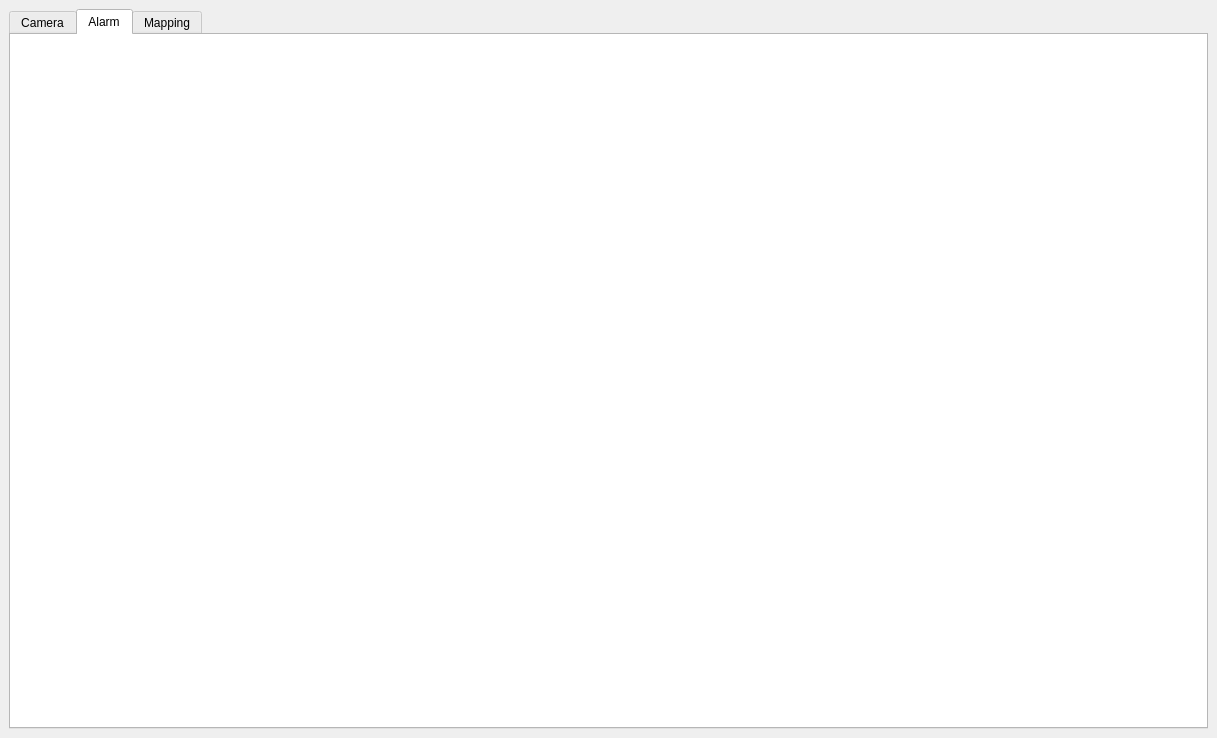
Before: the Qt Designer form SurveillanceCameraGUI.ui in redcartel243/SurveillanceCamera, drawn with Qt 5.
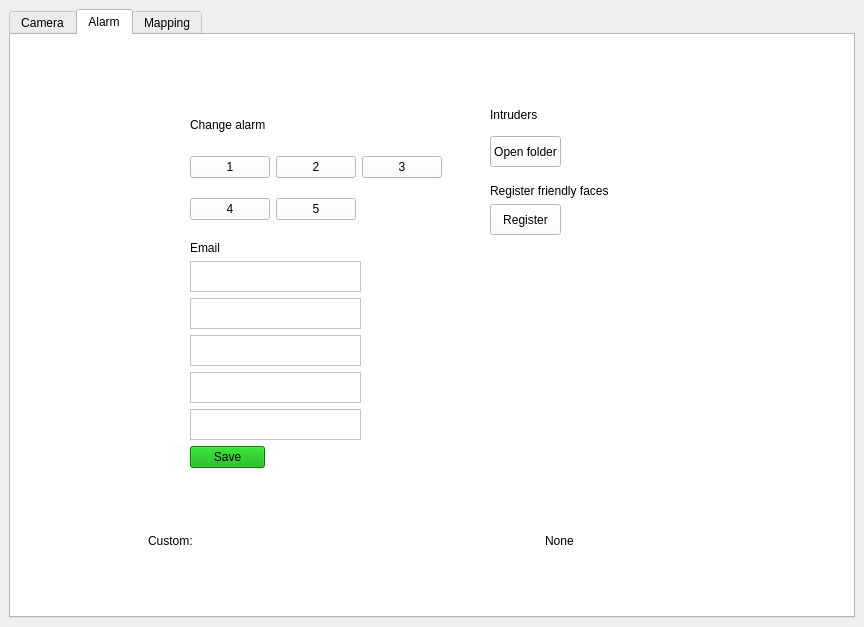
After: the same form once the commit is applied. The open tabs and pages were chosen to show the change. Icons and pictures are not drawn.

```diff
--- a/SurveillanceCameraGUI.ui
+++ b/SurveillanceCameraGUI.ui
@@ -6,9 +6,21 @@
    <rect>
     <x>0</x>
     <y>0</y>
+    <width>864</width>
+    <height>627</height>
+   </rect>
+  </property>
+  <property name="minimumSize">
+   <size>
+    <width>400</width>
+    <height>400</height>
+   </size>
+  </property>
+  <property name="maximumSize">
+   <size>
     <width>1217</width>
     <height>738</height>
-   </rect>
+   </size>
   </property>
   <property name="windowTitle">
    <string>UI_MainWindow</string>
@@ -17,6 +29,18 @@
    <layout class="QVBoxLayout" name="verticalLayout">
     <item>
      <widget class="QTabWidget" name="tabWidget">
+      <property name="minimumSize">
+       <size>
+        <width>382</width>
+        <height>415</height>
+       </size>
+      </property>
+      <property name="maximumSize">
+       <size>
+        <width>1054</width>
+        <height>643</height>
+       </size>
+      </property>
       <property name="palette">
        <palette>
         <active>
@@ -122,9 +146,9 @@
          <colorrole role="AlternateBase">
           <brush brushstyle="SolidPattern">
            <color alpha="255">
-            <red>0</red>
-            <green>0</green>
-            <blue>0</blue>
+            <red>255</red>
+            <green>255</green>
+            <blue>255</blue>
            </color>
           </brush>
          </colorrole>
@@ -250,9 +274,9 @@
          <colorrole role="AlternateBase">
           <brush brushstyle="SolidPattern">
            <color alpha="255">
-            <red>0</red>
-            <green>0</green>
-            <blue>0</blue>
+            <red>255</red>
+            <green>255</green>
+            <blue>255</blue>
            </color>
           </brush>
          </colorrole>
@@ -378,9 +402,9 @@
          <colorrole role="AlternateBase">
           <brush brushstyle="SolidPattern">
            <color alpha="255">
-            <red>0</red>
-            <green>0</green>
-            <blue>0</blue>
+            <red>255</red>
+            <green>255</green>
+            <blue>255</blue>
            </color>
           </brush>
          </colorrole>
@@ -2154,6 +2178,991 @@
        <attribute name="title">
         <string>Alarm</string>
        </attribute>
+       <layout class="QGridLayout" name="gridLayout_5">
+        <item row="1" column="0" colspan="2">
+         <layout class="QGridLayout" name="gridLayout_3">
+          <item row="0" column="0">
+           <layout class="QGridLayout" name="gridLayout_2">
+            <item row="1" column="0">
+             <widget class="QPushButton" name="pushButton">
+              <property name="sizePolicy">
+               <sizepolicy hsizetype="Fixed" vsizetype="Fixed">
+                <horstretch>0</horstretch>
+                <verstretch>0</verstretch>
+               </sizepolicy>
+              </property>
+              <property name="palette">
+               <palette>
+                <active>
+                 <colorrole role="Midlight">
+                  <brush brushstyle="SolidPattern">
+                   <color alpha="255">
+                    <red>255</red>
+                    <green>255</green>
+                    <blue>255</blue>
+                   </color>
+                  </brush>
+                 </colorrole>
+                </active>
+                <inactive>
+                 <colorrole role="Midlight">
+                  <brush brushstyle="SolidPattern">
+                   <color alpha="255">
+                    <red>255</red>
+                    <green>255</green>
+                    <blue>255</blue>
+                   </color>
+                  </brush>
+                 </colorrole>
+                </inactive>
+                <disabled>
+                 <colorrole role="Midlight">
+                  <brush brushstyle="SolidPattern">
+                   <color alpha="255">
+                    <red>255</red>
+                    <green>255</green>
+                    <blue>255</blue>
+                   </color>
+                  </brush>
+                 </colorrole>
+                </disabled>
+               </palette>
+              </property>
+              <property name="text">
+               <string>1</string>
+              </property>
+             </widget>
+            </item>
+            <item row="1" column="1">
+             <widget class="QPushButton" name="pushButton_2">
+              <property name="sizePolicy">
+               <sizepolicy hsizetype="Fixed" vsizetype="Fixed">
+                <horstretch>0</horstretch>
+                <verstretch>0</verstretch>
+               </sizepolicy>
+              </property>
+              <property name="palette">
+               <palette>
+                <active>
+                 <colorrole role="Midlight">
+                  <brush brushstyle="SolidPattern">
+                   <color alpha="255">
+                    <red>255</red>
+                    <green>255</green>
+                    <blue>255</blue>
+                   </color>
+                  </brush>
+                 </colorrole>
+                </active>
+                <inactive>
+                 <colorrole role="Midlight">
+                  <brush brushstyle="SolidPattern">
+                   <color alpha="255">
+                    <red>255</red>
+                    <green>255</green>
+                    <blue>255</blue>
+                   </color>
+                  </brush>
+                 </colorrole>
+                </inactive>
+                <disabled>
+                 <colorrole role="Midlight">
+                  <brush brushstyle="SolidPattern">
+                   <color alpha="255">
+                    <red>255</red>
+                    <green>255</green>
+                    <blue>255</blue>
+                   </color>
+                  </brush>
+                 </colorrole>
+                </disabled>
+               </palette>
+              </property>
+              <property name="text">
+               <string>2</string>
+              </property>
+             </widget>
+            </item>
+            <item row="2" column="0">
+             <widget class="QPushButton" name="pushButton_4">
+              <property name="sizePolicy">
+               <sizepolicy hsizetype="Fixed" vsizetype="Fixed">
+                <horstretch>0</horstretch>
+                <verstretch>0</verstretch>
+               </sizepolicy>
+              </property>
+              <property name="palette">
+               <palette>
+                <active>
+                 <colorrole role="Midlight">
+                  <brush brushstyle="SolidPattern">
+                   <color alpha="255">
+                    <red>255</red>
+                    <green>255</green>
+                    <blue>255</blue>
+                   </color>
+                  </brush>
+                 </colorrole>
+                </active>
+                <inactive>
+                 <colorrole role="Midlight">
+                  <brush brushstyle="SolidPattern">
+                   <color alpha="255">
+                    <red>255</red>
+                    <green>255</green>
+                    <blue>255</blue>
+                   </color>
+                  </brush>
+                 </colorrole>
+                </inactive>
+                <disabled>
+                 <colorrole role="Midlight">
+                  <brush brushstyle="SolidPattern">
+                   <color alpha="255">
+                    <red>255</red>
+                    <green>255</green>
+                    <blue>255</blue>
+                   </color>
+                  </brush>
+                 </colorrole>
+                </disabled>
+               </palette>
+              </property>
+              <property name="text">
+               <string>4</string>
+              </property>
+             </widget>
+            </item>
+            <item row="2" column="1">
+             <widget class="QPushButton" name="pushButton_5">
+              <property name="palette">
+               <palette>
+                <active>
+                 <colorrole role="Midlight">
+                  <brush brushstyle="SolidPattern">
+                   <color alpha="255">
+                    <red>255</red>
+                    <green>255</green>
+                    <blue>255</blue>
+                   </color>
+                  </brush>
+                 </colorrole>
+                </active>
+                <inactive>
+                 <colorrole role="Midlight">
+                  <brush brushstyle="SolidPattern">
+                   <color alpha="255">
+                    <red>255</red>
+                    <green>255</green>
+                    <blue>255</blue>
+                   </color>
+                  </brush>
+                 </colorrole>
+                </inactive>
+                <disabled>
+                 <colorrole role="Midlight">
+                  <brush brushstyle="SolidPattern">
+                   <color alpha="255">
+                    <red>255</red>
+                    <green>255</green>
+                    <blue>255</blue>
+                   </color>
+                  </brush>
+                 </colorrole>
+                </disabled>
+               </palette>
+              </property>
+              <property name="text">
+               <string>5</string>
+              </property>
+             </widget>
+            </item>
+            <item row="1" column="2">
+             <widget class="QPushButton" name="pushButton_3">
+              <property name="sizePolicy">
+               <sizepolicy hsizetype="Fixed" vsizetype="Fixed">
+                <horstretch>0</horstretch>
+                <verstretch>0</verstretch>
+               </sizepolicy>
+              </property>
+              <property name="palette">
+               <palette>
+                <active>
+                 <colorrole role="Midlight">
+                  <brush brushstyle="SolidPattern">
+                   <color alpha="255">
+                    <red>255</red>
+                    <green>255</green>
+                    <blue>255</blue>
+                   </color>
+                  </brush>
+                 </colorrole>
+                </active>
+                <inactive>
+                 <colorrole role="Midlight">
+                  <brush brushstyle="SolidPattern">
+                   <color alpha="255">
+                    <red>255</red>
+                    <green>255</green>
+                    <blue>255</blue>
+                   </color>
+                  </brush>
+                 </colorrole>
+                </inactive>
+                <disabled>
+                 <colorrole role="Midlight">
+                  <brush brushstyle="SolidPattern">
+                   <color alpha="255">
+                    <red>255</red>
+                    <green>255</green>
+                    <blue>255</blue>
+                   </color>
+                  </brush>
+                 </colorrole>
+                </disabled>
+               </palette>
+              </property>
+              <property name="text">
+               <string>3</string>
+              </property>
+             </widget>
+            </item>
+            <item row="2" column="2">
+             <widget class="QPushButton" name="add_camera_button_2">
+              <property name="text">
+               <string/>
+              </property>
+              <property name="icon">
+               <iconset>
+                <normaloff>vector-add-icon.jpg</normaloff>vector-add-icon.jpg</iconset>
+              </property>
+              <property name="iconSize">
+               <size>
+                <width>35</width>
+                <height>35</height>
+               </size>
+              </property>
+              <property name="flat">
+               <bool>true</bool>
+              </property>
+             </widget>
+            </item>
+            <item row="0" column="0">
+             <widget class="QLabel" name="label_2">
+              <property name="minimumSize">
+               <size>
+                <width>75</width>
+                <height>23</height>
+               </size>
+              </property>
+              <property name="maximumSize">
+               <size>
+                <width>75</width>
+                <height>23</height>
+               </size>
+              </property>
+              <property name="text">
+               <string>Change alarm</string>
+              </property>
+             </widget>
+            </item>
+           </layout>
+          </item>
+          <item row="0" column="1">
+           <layout class="QVBoxLayout" name="verticalLayout_4">
+            <item>
+             <widget class="QLabel" name="label_6">
+              <property name="minimumSize">
+               <size>
+                <width>71</width>
+                <height>31</height>
+               </size>
+              </property>
+              <property name="maximumSize">
+               <size>
+                <width>71</width>
+                <height>31</height>
+               </size>
+              </property>
+              <property name="text">
+               <string>Intruders</string>
+              </property>
+             </widget>
+            </item>
+            <item>
+             <widget class="QPushButton" name="pushButton_7">
+              <property name="minimumSize">
+               <size>
+                <width>71</width>
+                <height>31</height>
+               </size>
+              </property>
+              <property name="maximumSize">
+               <size>
+                <width>71</width>
+                <height>31</height>
+               </size>
+              </property>
+              <property name="text">
+               <string>Open folder</string>
+              </property>
+             </widget>
+            </item>
+            <item>
+             <widget class="QLabel" name="label_8">
+              <property name="minimumSize">
+               <size>
+                <width>180</width>
+                <height>25</height>
+               </size>
+              </property>
+              <property name="maximumSize">
+               <size>
+                <width>180</width>
+                <height>14</height>
+               </size>
+              </property>
+              <property name="text">
+               <string>Register friendly faces</string>
+              </property>
+             </widget>
+            </item>
+            <item>
+             <widget class="QPushButton" name="pushButton_8">
+              <property name="minimumSize">
+               <size>
+                <width>71</width>
+                <height>31</height>
+               </size>
+              </property>
+              <property name="maximumSize">
+               <size>
+                <width>71</width>
+                <height>31</height>
+               </size>
+              </property>
+              <property name="text">
+               <string>Register</string>
+              </property>
+             </widget>
+            </item>
+           </layout>
+          </item>
+          <item row="1" column="0">
+           <layout class="QVBoxLayout" name="verticalLayout_2">
+            <item>
+             <widget class="QLabel" name="label_7">
+              <property name="maximumSize">
+               <size>
+                <width>71</width>
+                <height>31</height>
+               </size>
+              </property>
+              <property name="text">
+               <string>Email</string>
+              </property>
+             </widget>
+            </item>
+            <item>
+             <widget class="QTextEdit" name="textEdit">
+              <property name="sizePolicy">
+               <sizepolicy hsizetype="Minimum" vsizetype="Minimum">
+                <horstretch>0</horstretch>
+                <verstretch>0</verstretch>
+               </sizepolicy>
+              </property>
+              <property name="minimumSize">
+               <size>
+                <width>171</width>
+                <height>31</height>
+               </size>
+              </property>
+              <property name="maximumSize">
+               <size>
+                <width>171</width>
+                <height>31</height>
+               </size>
+              </property>
+              <property name="font">
+               <font>
+                <stylestrategy>PreferAntialias</stylestrategy>
+               </font>
+              </property>
+              <property name="inputMethodHints">
+               <set>Qt::ImhEmailCharactersOnly</set>
+              </property>
+             </widget>
+            </item>
+            <item>
+             <widget class="QTextEdit" name="textEdit_2">
+              <property name="maximumSize">
+               <size>
+                <width>171</width>
+                <height>31</height>
+               </size>
+              </property>
+              <property name="font">
+               <font>
+                <stylestrategy>PreferAntialias</stylestrategy>
+               </font>
+              </property>
+              <property name="inputMethodHints">
+               <set>Qt::ImhEmailCharactersOnly</set>
+              </property>
+             </widget>
+            </item>
+            <item>
+             <widget class="QTextEdit" name="textEdit_3">
+              <property name="maximumSize">
+               <size>
+                <width>171</width>
+                <height>31</height>
+               </size>
+              </property>
+              <property name="font">
+               <font>
+                <stylestrategy>PreferAntialias</stylestrategy>
+               </font>
+              </property>
+              <property name="inputMethodHints">
+               <set>Qt::ImhEmailCharactersOnly</set>
+              </property>
+             </widget>
+            </item>
+            <item>
+             <widget class="QTextEdit" name="textEdit_4">
+              <property name="maximumSize">
+               <size>
+                <width>171</width>
+                <height>31</height>
+               </size>
+              </property>
+              <property name="font">
+               <font>
+                <stylestrategy>PreferAntialias</stylestrategy>
+               </font>
+              </property>
+              <property name="inputMethodHints">
+               <set>Qt::ImhEmailCharactersOnly</set>
+              </property>
+             </widget>
+            </item>
+            <item>
+             <widget class="QTextEdit" name="textEdit_5">
+              <property name="maximumSize">
+               <size>
+                <width>171</width>
+                <height>31</height>
+               </size>
+              </property>
+              <property name="font">
+               <font>
+                <stylestrategy>PreferAntialias</stylestrategy>
+               </font>
+              </property>
+              <property name="inputMethodHints">
+               <set>Qt::ImhEmailCharactersOnly</set>
+              </property>
+             </widget>
+            </item>
+            <item>
+             <widget class="QPushButton" name="pushButton_6">
+              <property name="maximumSize">
+               <size>
+                <width>75</width>
+                <height>23</height>
+               </size>
+              </property>
+              <property name="palette">
+               <palette>
+                <active>
+                 <colorrole role="WindowText">
+                  <brush brushstyle="SolidPattern">
+                   <color alpha="255">
+                    <red>0</red>
+                    <green>0</green>
+                    <blue>0</blue>
+                   </color>
+                  </brush>
+                 </colorrole>
+                 <colorrole role="Button">
+                  <brush brushstyle="SolidPattern">
+                   <color alpha="255">
+                    <red>0</red>
+                    <green>170</green>
+                    <blue>0</blue>
+                   </color>
+                  </brush>
+                 </colorrole>
+                 <colorrole role="Light">
+                  <brush brushstyle="SolidPattern">
+                   <color alpha="255">
+                    <red>255</red>
+                    <green>255</green>
+                    <blue>255</blue>
+                   </color>
+                  </brush>
+                 </colorrole>
+                 <colorrole role="Midlight">
+                  <brush brushstyle="SolidPattern">
+                   <color alpha="255">
+                    <red>255</red>
+                    <green>255</green>
+                    <blue>255</blue>
+                   </color>
+                  </brush>
+                 </colorrole>
+                 <colorrole role="Dark">
+                  <brush brushstyle="SolidPattern">
+                   <color alpha="255">
+                    <red>127</red>
+                    <green>127</green>
+                    <blue>127</blue>
+                   </color>
+                  </brush>
+                 </colorrole>
+                 <colorrole role="Mid">
+                  <brush brushstyle="SolidPattern">
+                   <color alpha="255">
+                    <red>170</red>
+                    <green>170</green>
+                    <blue>170</blue>
+                   </color>
+                  </brush>
+                 </colorrole>
+                 <colorrole role="Text">
+                  <brush brushstyle="SolidPattern">
+                   <color alpha="255">
+                    <red>0</red>
+                    <green>0</green>
+                    <blue>0</blue>
+                   </color>
+                  </brush>
+                 </colorrole>
+                 <colorrole role="BrightText">
+                  <brush brushstyle="SolidPattern">
+                   <color alpha="255">
+                    <red>255</red>
+                    <green>255</green>
+                    <blue>255</blue>
+                   </color>
+                  </brush>
+                 </colorrole>
+                 <colorrole role="ButtonText">
+                  <brush brushstyle="SolidPattern">
+                   <color alpha="255">
+                    <red>0</red>
+                    <green>0</green>
+                    <blue>0</blue>
+                   </color>
+                  </brush>
+                 </colorrole>
+                 <colorrole role="Base">
+                  <brush brushstyle="SolidPattern">
+                   <color alpha="255">
+                    <red>0</red>
+                    <green>170</green>
+                    <blue>0</blue>
+                   </color>
+                  </brush>
+                 </colorrole>
+                 <colorrole role="Window">
+                  <brush brushstyle="SolidPattern">
+                   <color alpha="255">
+                    <red>0</red>
+                    <green>170</green>
+                    <blue>0</blue>
+                   </color>
+                  </brush>
+                 </colorrole>
+                 <colorrole role="Shadow">
+                  <brush brushstyle="SolidPattern">
+                   <color alpha="255">
+                    <red>0</red>
+                    <green>0</green>
+                    <blue>0</blue>
+                   </color>
+                  </brush>
+                 </colorrole>
+                 <colorrole role="AlternateBase">
+                  <brush brushstyle="SolidPattern">
+                   <color alpha="255">
+                    <red>255</red>
+                    <green>255</green>
+                    <blue>255</blue>
+                   </color>
+                  </brush>
+                 </colorrole>
+                 <colorrole role="ToolTipBase">
+                  <brush brushstyle="SolidPattern">
+                   <color alpha="255">
+                    <red>255</red>
+                    <green>255</green>
+                    <blue>220</blue>
+                   </color>
+                  </brush>
+                 </colorrole>
+                 <colorrole role="ToolTipText">
+                  <brush brushstyle="SolidPattern">
+                   <color alpha="255">
+                    <red>0</red>
+                    <green>0</green>
+                    <blue>0</blue>
+                   </color>
+                  </brush>
+                 </colorrole>
+                 <colorrole role="PlaceholderText">
+                  <brush brushstyle="SolidPattern">
+                   <color alpha="128">
+                    <red>0</red>
+                    <green>0</green>
+                    <blue>0</blue>
+                   </color>
+                  </brush>
+                 </colorrole>
+                </active>
+                <inactive>
+                 <colorrole role="WindowText">
+                  <brush brushstyle="SolidPattern">
+                   <color alpha="255">
+                    <red>0</red>
+                    <green>0</green>
+                    <blue>0</blue>
+                   </color>
+                  </brush>
+                 </colorrole>
+                 <colorrole role="Button">
+                  <brush brushstyle="SolidPattern">
+                   <color alpha="255">
+                    <red>0</red>
+                    <green>170</green>
+                    <blue>0</blue>
+                   </color>
+                  </brush>
+                 </colorrole>
+                 <colorrole role="Light">
+                  <brush brushstyle="SolidPattern">
+                   <color alpha="255">
+                    <red>255</red>
+                    <green>255</green>
+                    <blue>255</blue>
+                   </color>
+                  </brush>
+                 </colorrole>
+                 <colorrole role="Midlight">
+                  <brush brushstyle="SolidPattern">
+                   <color alpha="255">
+                    <red>255</red>
+                    <green>255</green>
+                    <blue>255</blue>
+                   </color>
+                  </brush>
+                 </colorrole>
+                 <colorrole role="Dark">
+                  <brush brushstyle="SolidPattern">
+                   <color alpha="255">
+                    <red>127</red>
+                    <green>127</green>
+                    <blue>127</blue>
+                   </color>
+                  </brush>
+                 </colorrole>
+                 <colorrole role="Mid">
+                  <brush brushstyle="SolidPattern">
+                   <color alpha="255">
+                    <red>170</red>
+                    <green>170</green>
+                    <blue>170</blue>
+                   </color>
+                  </brush>
+                 </colorrole>
+                 <colorrole role="Text">
+                  <brush brushstyle="SolidPattern">
+                   <color alpha="255">
+                    <red>0</red>
+                    <green>0</green>
+                    <blue>0</blue>
+                   </color>
+                  </brush>
+                 </colorrole>
+                 <colorrole role="BrightText">
+                  <brush brushstyle="SolidPattern">
+                   <color alpha="255">
+                    <red>255</red>
+                    <green>255</green>
+                    <blue>255</blue>
+                   </color>
+                  </brush>
+                 </colorrole>
+                 <colorrole role="ButtonText">
+                  <brush brushstyle="SolidPattern">
+                   <color alpha="255">
+                    <red>0</red>
+                    <green>0</green>
+                    <blue>0</blue>
+                   </color>
+                  </brush>
+                 </colorrole>
+                 <colorrole role="Base">
+                  <brush brushstyle="SolidPattern">
+                   <color alpha="255">
+                    <red>0</red>
+                    <green>170</green>
+                    <blue>0</blue>
+                   </color>
+                  </brush>
+                 </colorrole>
+                 <colorrole role="Window">
+                  <brush brushstyle="SolidPattern">
+                   <color alpha="255">
+                    <red>0</red>
+                    <green>170</green>
+                    <blue>0</blue>
+                   </color>
+                  </brush>
+                 </colorrole>
+                 <colorrole role="Shadow">
+                  <brush brushstyle="SolidPattern">
+                   <color alpha="255">
+                    <red>0</red>
+                    <green>0</green>
+                    <blue>0</blue>
+                   </color>
+                  </brush>
+                 </colorrole>
+                 <colorrole role="AlternateBase">
+                  <brush brushstyle="SolidPattern">
+                   <color alpha="255">
+                    <red>255</red>
+                    <green>255</green>
+                    <blue>255</blue>
+                   </color>
+                  </brush>
+                 </colorrole>
+                 <colorrole role="ToolTipBase">
+                  <brush brushstyle="SolidPattern">
+                   <color alpha="255">
+                    <red>255</red>
+                    <green>255</green>
+                    <blue>220</blue>
+                   </color>
+                  </brush>
+                 </colorrole>
+                 <colorrole role="ToolTipText">
+                  <brush brushstyle="SolidPattern">
+                   <color alpha="255">
+                    <red>0</red>
+                    <green>0</green>
+                    <blue>0</blue>
+                   </color>
+                  </brush>
+                 </colorrole>
+                 <colorrole role="PlaceholderText">
+                  <brush brushstyle="SolidPattern">
+                   <color alpha="128">
+                    <red>0</red>
+                    <green>0</green>
+                    <blue>0</blue>
+                   </color>
+                  </brush>
+                 </colorrole>
+                </inactive>
+                <disabled>
+                 <colorrole role="WindowText">
+                  <brush brushstyle="SolidPattern">
+                   <color alpha="255">
+                    <red>127</red>
+                    <green>127</green>
+                    <blue>127</blue>
+                   </color>
+                  </brush>
+                 </colorrole>
+                 <colorrole role="Button">
+                  <brush brushstyle="SolidPattern">
+                   <color alpha="255">
+                    <red>0</red>
+                    <green>170</green>
+                    <blue>0</blue>
+                   </color>
+                  </brush>
+                 </colorrole>
+                 <colorrole role="Light">
+                  <brush brushstyle="SolidPattern">
+                   <color alpha="255">
+                    <red>255</red>
+                    <green>255</green>
+                    <blue>255</blue>
+                   </color>
+                  </brush>
+                 </colorrole>
+                 <colorrole role="Midlight">
+                  <brush brushstyle="SolidPattern">
+                   <color alpha="255">
+                    <red>255</red>
+                    <green>255</green>
+                    <blue>255</blue>
+                   </color>
+                  </brush>
+                 </colorrole>
+                 <colorrole role="Dark">
+                  <brush brushstyle="SolidPattern">
+                   <color alpha="255">
+                    <red>127</red>
+                    <green>127</green>
+                    <blue>127</blue>
+                   </color>
+                  </brush>
+                 </colorrole>
+                 <colorrole role="Mid">
+                  <brush brushstyle="SolidPattern">
+                   <color alpha="255">
+                    <red>170</red>
+                    <green>170</green>
+                    <blue>170</blue>
+                   </color>
+                  </brush>
+                 </colorrole>
+                 <colorrole role="Text">
+                  <brush brushstyle="SolidPattern">
+                   <color alpha="255">
+                    <red>127</red>
+                    <green>127</green>
+                    <blue>127</blue>
+                   </color>
+                  </brush>
+                 </colorrole>
+                 <colorrole role="BrightText">
+                  <brush brushstyle="SolidPattern">
+                   <color alpha="255">
+                    <red>255</red>
+                    <green>255</green>
+                    <blue>255</blue>
+                   </color>
+                  </brush>
+                 </colorrole>
+                 <colorrole role="ButtonText">
+                  <brush brushstyle="SolidPattern">
+                   <color alpha="255">
+                    <red>127</red>
+                    <green>127</green>
+                    <blue>127</blue>
+                   </color>
+                  </brush>
+                 </colorrole>
+                 <colorrole role="Base">
+                  <brush brushstyle="SolidPattern">
+                   <color alpha="255">
+                    <red>0</red>
+                    <green>170</green>
+                    <blue>0</blue>
+                   </color>
+                  </brush>
+                 </colorrole>
+                 <colorrole role="Window">
+                  <brush brushstyle="SolidPattern">
+                   <color alpha="255">
+                    <red>0</red>
+                    <green>170</green>
+                    <blue>0</blue>
+                   </color>
+                  </brush>
+                 </colorrole>
+                 <colorrole role="Shadow">
+                  <brush brushstyle="SolidPattern">
+                   <color alpha="255">
+                    <red>0</red>
+                    <green>0</green>
+                    <blue>0</blue>
+                   </color>
+                  </brush>
+                 </colorrole>
+                 <colorrole role="AlternateBase">
+                  <brush brushstyle="SolidPattern">
+                   <color alpha="255">
+                    <red>255</red>
+                    <green>255</green>
+                    <blue>255</blue>
+                   </color>
+                  </brush>
+                 </colorrole>
+                 <colorrole role="ToolTipBase">
+                  <brush brushstyle="SolidPattern">
+                   <color alpha="255">
+                    <red>255</red>
+                    <green>255</green>
+                    <blue>220</blue>
+                   </color>
+                  </brush>
+                 </colorrole>
+                 <colorrole role="ToolTipText">
+                  <brush brushstyle="SolidPattern">
+                   <color alpha="255">
+                    <red>0</red>
+                    <green>0</green>
+                    <blue>0</blue>
+                   </color>
+                  </brush>
+                 </colorrole>
+                 <colorrole role="PlaceholderText">
+                  <brush brushstyle="SolidPattern">
+                   <color alpha="128">
+                    <red>0</red>
+                    <green>0</green>
+                    <blue>0</blue>
+                   </color>
+                  </brush>
+                 </colorrole>
+                </disabled>
+               </palette>
+              </property>
+              <property name="autoFillBackground">
+               <bool>false</bool>
+              </property>
+              <property name="styleSheet">
+               <string notr="true">background-color:rgb(0, 170, 0)</string>
+              </property>
+              <property name="text">
+               <string>Save</string>
+              </property>
+              <property name="autoDefault">
+               <bool>false</bool>
+              </property>
+              <property name="default">
+               <bool>false</bool>
+              </property>
+             </widget>
+            </item>
+           </layout>
+          </item>
+         </layout>
+        </item>
+        <item row="2" column="0">
+         <widget class="QLabel" name="label_4">
+          <property name="maximumSize">
+           <size>
+            <width>75</width>
+            <height>23</height>
+           </size>
+          </property>
+          <property name="text">
+           <string>Custom:</string>
+          </property>
+         </widget>
+        </item>
+        <item row="2" column="1">
+         <widget class="QLabel" name="label_5">
+          <property name="maximumSize">
+           <size>
+            <width>75</width>
+            <height>23</height>
+           </size>
+          </property>
+          <property name="text">
+           <string>None</string>
+          </property>
+         </widget>
+        </item>
+       </layout>
       </widget>
       <widget class="QWidget" name="mapping_tab">
        <attribute name="title">
```
Left out of the diff: 1746 changed lines with no effect on the pictures. Lines whose indentation alone changed are shown as unchanged.
